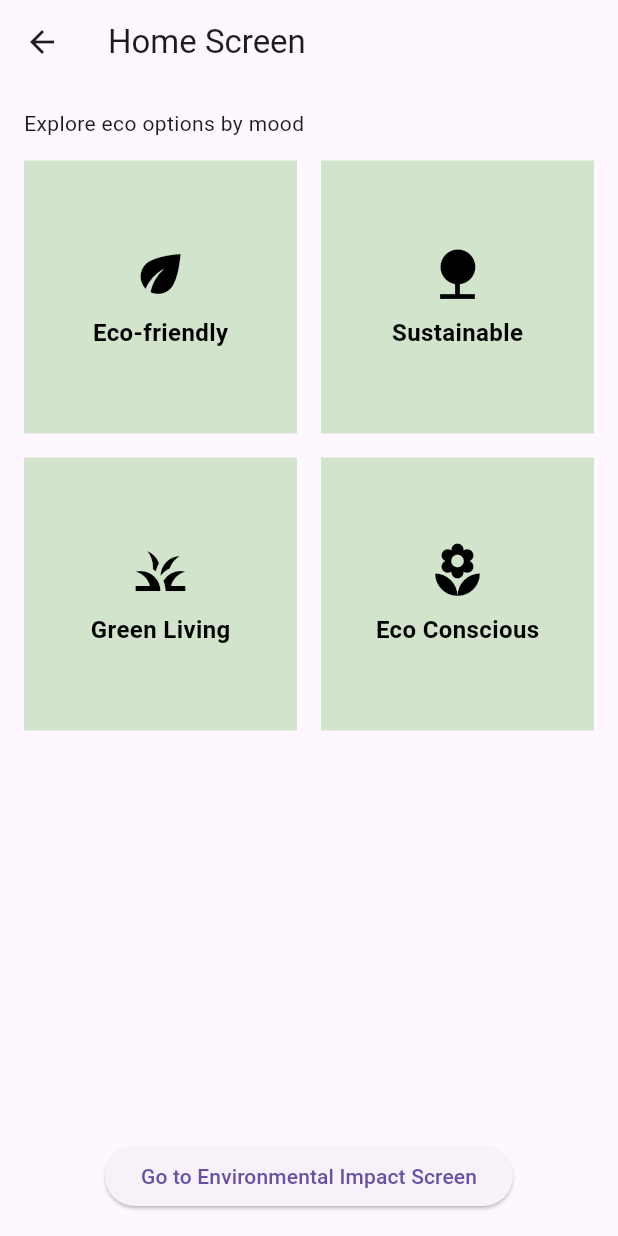
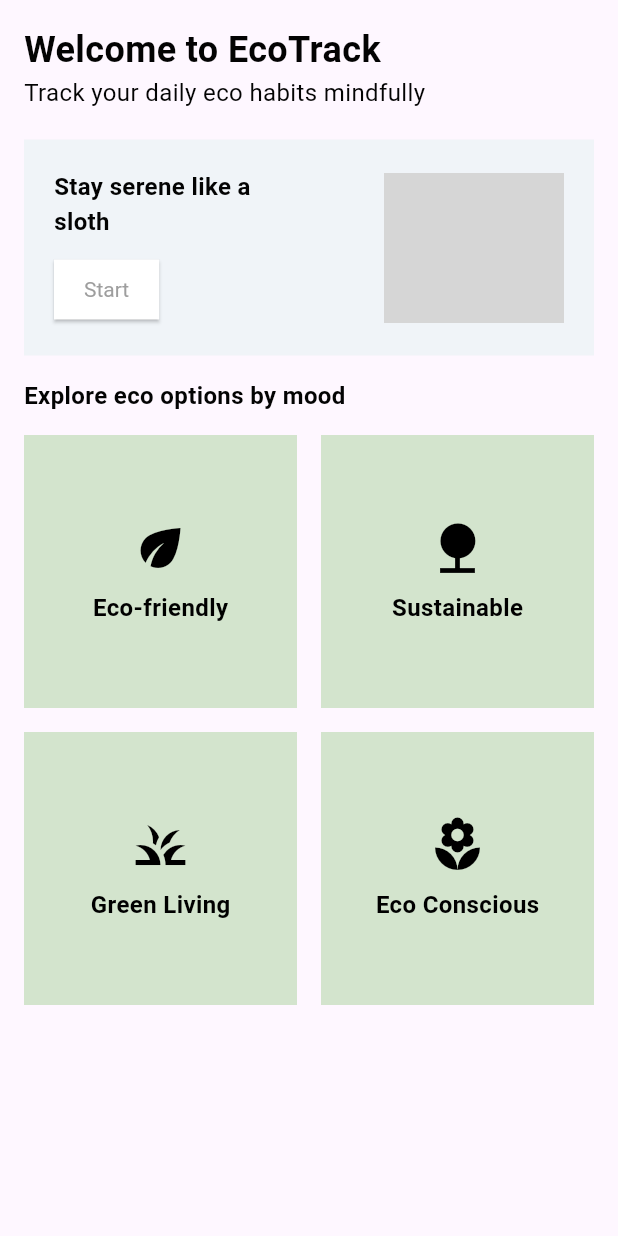
Before and after one commit to kruti002/carbon_emission, a Flutter app: the HomeScreen screen opened directly, on a phone screen of 412 x 824 dp. Run offline on Flutter 3.47's test engine with Material 3 defaults, Android fonts, the phone set to English and light mode, and no system bars; our stand-ins replace fl_chart, google_fonts; network calls fail; Roboto replaces fonts that are missing (Aleo); grey boxes are pictures that could not be loaded.

Commit message:
Home, Insightsandtips and eco activities

```diff
--- a/carbon/lib/home.dart
+++ b/carbon/lib/home.dart
@@ -1,5 +1,9 @@
+import 'package:carbon/ecoactivities.dart';
 import 'package:carbon/envimpactscreen.dart';
 import 'package:flutter/material.dart';
+import 'package:carbon/fonts.dart';
+import 'package:flutter/widgets.dart';
+
 // import 'eco_friendly_square.dart';
 // import 'environmental_impact_screen.dart';
 
@@ -9,13 +13,64 @@ class HomeScreen extends StatelessWidget {
   @override
   Widget build(BuildContext context) {
     return Scaffold(
-      appBar: AppBar(title: Text('Home Screen')),
       body: Padding(
         padding: const EdgeInsets.all(16.0),
         child: Column(
           crossAxisAlignment: CrossAxisAlignment.start,
           children: [
-            Text("Explore eco options by mood"),
+            Text("Welcome to EcoTrack", style: heading),
+            Text("Track your daily eco habits mindfully", style: normalSize),
+            SizedBox(height: 20),
+            Container(
+              padding: EdgeInsets.all(20),
+      decoration: BoxDecoration(
+        color: Color(0xFFF0F4F8),
+        // borderRadius: BorderRadius.circular(8.0),
+      ),
+      child: Row(
+        mainAxisAlignment: MainAxisAlignment.spaceBetween,
+        children: [
+          Column(
+            crossAxisAlignment: CrossAxisAlignment.start,
+            children: [
+              Container(
+                width: 150,
+                child: Text(
+                  "Stay serene like a sloth",
+                  style: midSize,
+                ),
+              ),
+              SizedBox(height: 10),
+              ElevatedButton(
+                  onPressed: () {
+                    Navigator.push(
+                    context,
+                    MaterialPageRoute(
+                      builder: (context) => EcoActivities(),
+                    ),
+                  );
+                  },
+                  style: ElevatedButton.styleFrom(
+                    backgroundColor: Colors.white,
+                    padding: EdgeInsets.symmetric(horizontal: 20, vertical: 4),
+                    textStyle: minSize,
+                    shape: RoundedRectangleBorder(
+                      borderRadius: BorderRadius.circular(0),
+                    ),
+                  ),
+                  child: Text(
+                    'Start',
+                    style: TextStyle(color: Colors.grey),
+                  ),
+                ),
+            ],
+          ),
+          Image.network("https://trackepr.com/wp-content/uploads/2024/02/epr-certificate.png", height: 100, width: 120)
+        ],
+      ),
+    ),
+    SizedBox(height: 15),
+            Text("Explore eco options by mood", style: midSize),
             SizedBox(height: 15),
             Expanded(
               child: GridView.count(
@@ -28,19 +83,6 @@ class HomeScreen extends StatelessWidget {
                   EcoFriendlySquare(icon: Icons.grass, text: 'Green Living'),
                   EcoFriendlySquare(icon: Icons.local_florist, text: 'Eco Conscious'),
                 ],
-              ),
-            ),
-            Center(
-              child: ElevatedButton(
-                onPressed: () {
-                  Navigator.push(
-                    context,
-                    MaterialPageRoute(
-                      builder: (context) => EnvironmentalImpactScreen(),
-                    ),
-                  );
-                },
-                child: Text('Go to Environmental Impact Screen'),
               ),
             ),
           ],
--- a/carbon/lib/main.dart
+++ b/carbon/lib/main.dart
@@ -1,6 +1,7 @@
 import 'package:carbon/charts_example.dart';
 import 'package:carbon/ecoactivities.dart';
 import 'package:carbon/home.dart';
+import 'package:carbon/insightstips.dart';
 import 'package:carbon/leader.dart';
 import 'package:carbon/profile.dart';
 import 'package:flutter/material.dart';
@@ -46,10 +47,10 @@ class _MyHomePageState extends State<MyHomePage> {
       child: Scaffold(
         body: Center(
             child: _selectedIndex == 0
-                ? EcoActivities()
+                ? HomeScreen()
                 : _selectedIndex == 1
                     ? LeaderboardScreen()
-                    : ProfileScreen()),
+                    : InsightsAndTips()),
         floatingActionButtonLocation: FloatingActionButtonLocation.centerFloat,
         floatingActionButton: Container(
           width: 270,
```
Also changed, not shown: carbon/lib/ecoactivities.dart (+38 -55 lines), carbon/lib/insights.dart (added, +33 -0 lines), carbon/lib/insightstips.dart (added, +29 -0 lines), carbon/lib/overallprogress.dart (added, +28 -0 lines), carbon/lib/tips.dart (added, +47 -0 lines).
